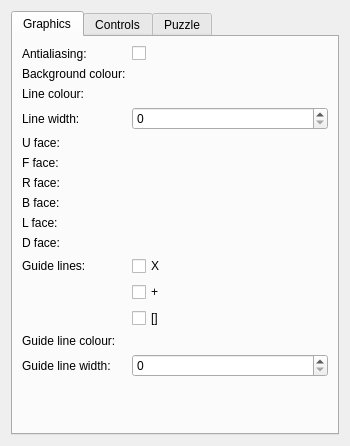
The window that settingswindow.ui (benwh1/cubesim) describes before a commit, drawn with Qt 5.
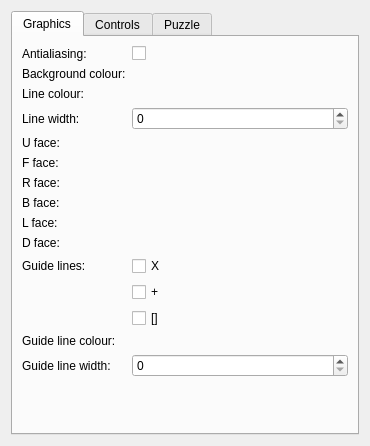
The same window after the commit. Custom widgets are drawn as their Qt base class.

Commit message: Slightly increase width of settings window

What changed in the file:
```diff
--- a/settingswindow.ui
+++ b/settingswindow.ui
@@ -6,7 +6,7 @@
    <rect>
     <x>0</x>
     <y>0</y>
-    <width>350</width>
+    <width>370</width>
     <height>446</height>
    </rect>
   </property>
```
